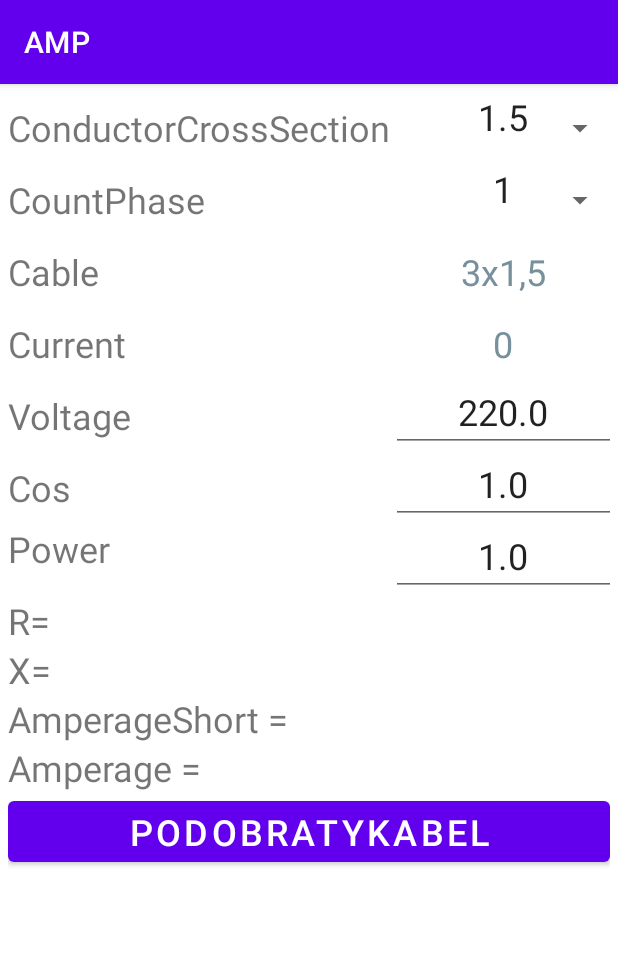
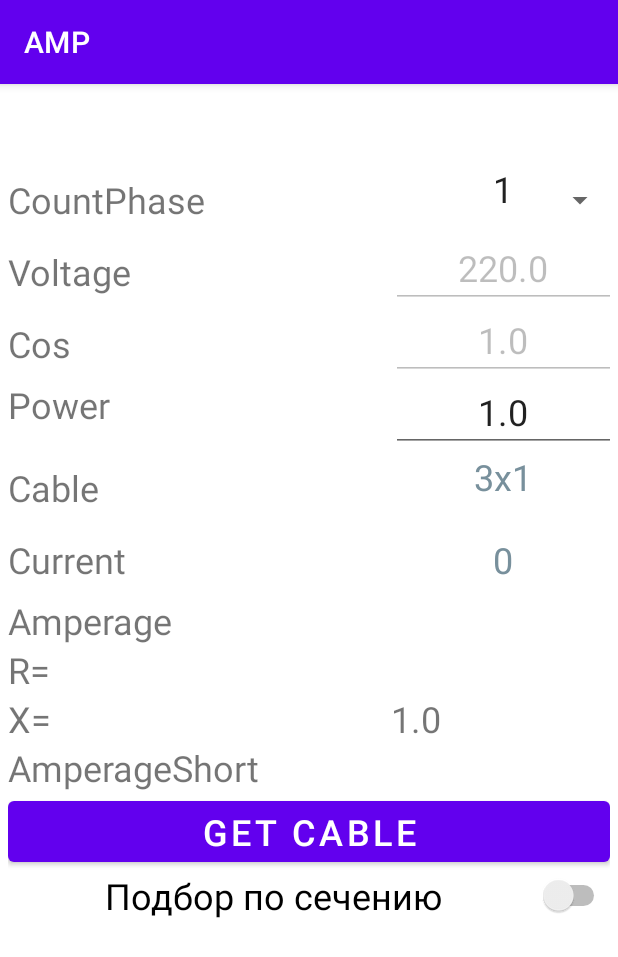
Before and after one commit to Vladnwx/AMPkt, an Android app: the screen it shows after launch (MainActivity), on a phone screen of 412 x 824 dp. Shown: the top 957 px of the screen. Run offline under Robolectric (Android 15) with nearby library versions, the phone set to English and light mode, and no system bars; our stand-ins replace Room's generated code.

```diff
--- a/app/src/main/java/com/amp/data/entity/Resistivity.kt
+++ b/app/src/main/java/com/amp/data/entity/Resistivity.kt
@@ -22,7 +22,7 @@ data class Resistivity (
 
     @NonNull
     @ColumnInfo(name = "nominalSize", index = true)
-    val nominalSize: Double,
+    val nominalSize: String,
 
     @NonNull
     @ColumnInfo(name = "R")
--- a/app/src/main/java/com/amp/data/entity/TypeAmperage.kt
+++ b/app/src/main/java/com/amp/data/entity/TypeAmperage.kt
@@ -12,7 +12,9 @@ data class TypeAmperage (
     @PrimaryKey
     @ColumnInfo(name = "value")
 
-    val value: String) {
+    val value: String
+                        )
+{
 
     override fun toString(): String {
         return value
--- a/app/src/main/java/com/amp/data/entity/TypeOfEnvironment.kt
+++ b/app/src/main/java/com/amp/data/entity/TypeOfEnvironment.kt
@@ -12,4 +12,5 @@ data class TypeOfEnvironment (
 
     @PrimaryKey
     @ColumnInfo(name = "value")
-    val value: String)
+    val value: String
+                            )
--- a/app/src/main/res/layout/activity_extendet.xml
+++ b/app/src/main/res/layout/activity_extendet.xml
@@ -296,7 +296,7 @@
         android:layout_width="wrap_content"
         android:layout_height="wrap_content"
         android:gravity="center"
-        android:text="@string/podobratykabel"
+        android:text="@string/getCable"
         android:textAlignment="center"
         android:textSize="24sp" />
 </TableLayout>
--- a/app/src/main/res/layout/activity_main.xml
+++ b/app/src/main/res/layout/activity_main.xml
@@ -20,7 +20,8 @@
     <TableRow
         android:layout_width="match_parent"
         android:layout_height="wrap_content"
-        android:gravity="center_vertical">
+        android:gravity="center_vertical"
+        android:visibility="invisible">
 
         <TextView
             android:id="@+id/TextViewNominalSize"
@@ -59,6 +60,85 @@
 
     </TableRow>
 
+    <TableRow
+        android:layout_width="match_parent"
+        android:layout_height="match_parent">
+
+        <TextView
+            android:id="@+id/TextViewVoltage"
+            android:layout_width="wrap_content"
+            android:layout_height="match_parent"
+            android:gravity="center_vertical"
+            android:text="@string/Voltage"
+            android:textSize="24sp" />
+
+        <EditText
+            android:id="@+id/EditTextVoltage"
+            android:layout_width="150sp"
+            android:layout_height="48dp"
+            android:autofillHints="true"
+            android:enabled="false"
+            android:hint="@string/StandartVoltage"
+            android:inputType="textAutoCorrect|numberDecimal"
+            android:maxLength="5"
+            android:numeric="decimal"
+            android:textAlignment="center"
+            android:textColorHint="#78909C"
+            android:textSize="24sp" />
+    </TableRow>
+
+    <TableRow
+        android:layout_width="match_parent"
+        android:layout_height="match_parent">
+
+        <TextView
+            android:id="@+id/TextViewCos"
+            android:layout_width="wrap_content"
+            android:layout_height="match_parent"
+            android:gravity="center_vertical"
+            android:text="@string/cos_phi"
+            android:textSize="24sp" />
+
+        <EditText
+            android:id="@+id/EditTextCos"
+            android:layout_width="150sp"
+            android:layout_height="48dp"
+            android:autofillHints="true"
+            android:enabled="false"
+            android:hint="@string/odin"
+            android:inputType="numberDecimal"
+            android:maxLength="5"
+            android:textAlignment="center"
+            android:textColorHint="#78909C"
+            android:textSize="24sp" />
+    </TableRow>
+
+    <TableRow
+        android:layout_width="match_parent"
+        android:layout_height="match_parent">
+
+        <TextView
+            android:id="@+id/TextViewPower"
+            android:layout_width="wrap_content"
+            android:layout_height="match_parent"
+            android:text="@string/power"
+            android:textSize="24sp" />
+
+        <EditText
+            android:id="@+id/EditTextPower"
+            android:layout_width="150sp"
+            android:layout_height="48dp"
+            android:autofillHints="true"
+            android:hint="@string/HINT0"
+            android:inputType="numberDecimal"
+            android:maxLength="8"
+            android:numeric="decimal"
+            android:textAlignment="center"
+            android:textColorHint="#78909C"
+            android:textSize="24sp"
+            tools:ignore="DuplicateSpeakableTextCheck" />
+    </TableRow>
+
     <TableRow android:layout_width="match_parent">
 
         <TextView
@@ -73,7 +153,6 @@
             android:id="@+id/TextViewCableValue"
             android:layout_width="150sp"
             android:layout_height="48dp"
-            android:gravity="center_vertical"
             android:hint="@string/HINT3x1"
             android:textAlignment="center"
             android:textColorHint="#78909C"
@@ -102,82 +181,33 @@
             android:textSize="24sp" />
     </TableRow>
 
-    <TableRow android:layout_width="match_parent">
+    <TableRow
+        android:layout_width="match_parent"
+        android:layout_height="match_parent">
 
         <TextView
-            android:id="@+id/TextViewVoltage"
+            android:id="@+id/TextViewAmperage"
             android:layout_width="wrap_content"
             android:layout_height="match_parent"
-            android:gravity="center_vertical"
-            android:text="@string/Voltage"
+            android:text="@string/amperage"
             android:textSize="24sp" />
 
-        <EditText
-            android:id="@+id/EditTextVoltage"
-            android:layout_width="150sp"
-            android:layout_height="48dp"
-            android:autofillHints="true"
-            android:hint="@string/StandartVoltage"
-            android:inputType="textAutoCorrect|numberDecimal"
-            android:maxLength="5"
-            android:textAlignment="center"
-            android:textColorHint="#78909C"
+        <TextView
+            android:id="@+id/TextViewAmperageValue"
+            android:layout_width="wrap_content"
+            android:layout_height="match_parent"
             android:textSize="24sp" />
     </TableRow>
 
-    <TableRow android:layout_width="match_parent">
-
-        <TextView
-            android:id="@+id/TextViewCos"
-            android:layout_width="wrap_content"
-            android:layout_height="match_parent"
-            android:gravity="center_vertical"
-            android:text="@string/cos_phi"
-            android:textSize="24sp" />
-
-        <EditText
-            android:id="@+id/EditTextCos"
-            android:layout_width="150sp"
-            android:layout_height="48dp"
-            android:autofillHints="true"
-            android:hint="@string/odin"
-            android:inputType="numberDecimal"
-            android:maxLength="5"
-            android:textAlignment="center"
-            android:textColorHint="#78909C"
-            android:textSize="24sp" />
-    </TableRow>
-
-    <TableRow android:layout_width="match_parent">
-
-        <TextView
-            android:id="@+id/TextViewPower"
-            android:layout_width="wrap_content"
-            android:layout_height="match_parent"
-            android:text="@string/power"
-            android:textSize="24sp" />
-
-        <EditText
-            android:id="@+id/EditTextPower"
-            android:layout_width="150sp"
-            android:layout_height="48dp"
-            android:autofillHints="true"
-            android:hint="@string/HINT0"
-            android:inputType="numberDecimal"
-            android:maxLength="8"
-            android:textAlignment="center"
-            android:textColorHint="#78909C"
-            android:textSize="24sp"
-            tools:ignore="DuplicateSpeakableTextCheck" />
-    </TableRow >
-
-    <TableRow android:layout_width="match_parent">
+    <TableRow
+        android:layout_width="match_parent"
+        tools:visibility="invisible">
 
         <TextView
             android:id="@+id/TextViewR"
             android:layout_width="wrap_content"
             android:layout_height="match_parent"
-            android:text="@string/r"
+            android:text="R="
             android:textSize="24sp" />
 
         <TextView
@@ -185,15 +215,17 @@
             android:layout_width="wrap_content"
             android:layout_height="match_parent"
             android:textSize="24sp" />
-    </TableRow >
+    </TableRow>
 
-    <TableRow android:layout_width="match_parent">
+    <TableRow
+        android:layout_width="match_parent"
+        tools:visibility="invisible">
 
         <TextView
             android:id="@+id/TextViewX"
             android:layout_width="wrap_content"
             android:layout_height="match_parent"
-            android:text="@string/x"
+            android:text="X="
             android:textSize="24sp" />
 
         <TextView
@@ -201,9 +233,11 @@
             android:layout_width="wrap_content"
             android:layout_height="match_parent"
             android:textSize="24sp" />
-    </TableRow >
+    </TableRow>
 
-    <TableRow android:layout_width="match_parent">
+    <TableRow
+        android:layout_width="match_parent"
+        tools:visibility="invisible">
 
         <TextView
             android:id="@+id/TextViewAmperageShort"
@@ -217,31 +251,26 @@
             android:layout_width="wrap_content"
             android:layout_height="match_parent"
             android:textSize="24sp" />
-    </TableRow >
+    </TableRow>
 
-    <TableRow android:layout_width="match_parent">
-
-        <TextView
-            android:id="@+id/TextViewAmperage"
-            android:layout_width="wrap_content"
-            android:layout_height="match_parent"
-            android:text="@string/amperage_"
-            android:textSize="24sp" />
-
-        <TextView
-            android:id="@+id/TextViewAmperageValue"
-            android:layout_width="wrap_content"
-            android:layout_height="match_parent"
-            android:textSize="24sp" />
-    </TableRow >
-
-         <Button
+    <Button
             android:id="@+id/ButtonNaytipomochnosti"
             android:layout_width="match_parent"
             android:layout_height="wrap_content"
             android:gravity="center"
-            android:text="@string/podobratykabel"
+            android:text="@string/getCable"
             android:textAlignment="center"
             android:textSize="24sp" />
 
+    <Switch
+        android:id="@+id/SwitchTypePodbor"
+        android:layout_width="match_parent"
+        android:layout_height="wrap_content"
+        android:gravity="center"
+        android:text="Подбор по сечению"
+        android:textAlignment="center"
+        android:textSize="24sp"
+        tools:visibility="invisible" />
+
+
 </TableLayout>
--- a/app/src/main/res/values/strings.xml
+++ b/app/src/main/res/values/strings.xml
@@ -17,18 +17,17 @@
     <string name="odin">1</string>
     <string name="power">Power</string>
     <string name="raschetniytok">Current</string>
-    <string name="podobratykabel">podobratykabel</string>
     <string name="cable">Cable</string>
     <string name="amperage">Amperage</string>
-    <string name="title_activity_extendet">ActivityExtendet</string>
-    <string name="title_home">Home</string>
-    <string name="title_dashboard">Dashboard</string>
-    <string name="title_notifications">Notifications</string>
+    <string name="title_activity_extendet" translatable="false">ActivityExtendet</string>
+    <string name="title_home" translatable="false">Home</string>
+    <string name="title_dashboard" translatable="false">Dashboard</string>
+    <string name="title_notifications" translatable="false">Notifications</string>
     <string name="NominalSize">NominalSize</string>
-    <string name="HINT3x1">3х1,5</string>
-    <string name="StandartVoltage">380</string>
-    <string name="amperageshort">AmperageShort =</string>
-    <string name="amperage_">Amperage =</string>
-    <string name="r">R=</string>
-    <string name="x">X=</string>
+    <string name="StandartVoltage" translatable="false">380</string>
+    <string name="amperageshort">"AmperageShort "</string>
+    <string name="getCable">Get Cable</string>
+    <string name="r" translatable="false">R=</string>
+    <string name="x" translatable="false">X=</string>
+    <string name="HINT3x1">3x1</string>
 </resources>
```
Also changed, not shown: app/src/main/java/com/amp/MainActivity.kt (+48 -20 lines), app/src/main/java/com/amp/data/MainActivityViewModel.kt (+71 -96 lines), app/src/main/java/com/amp/data/entity/Amperage.kt (+8 -1 lines), app/src/main/java/com/amp/data/entity/AmperageShort.kt (+8 -1 lines), 1 other file.
